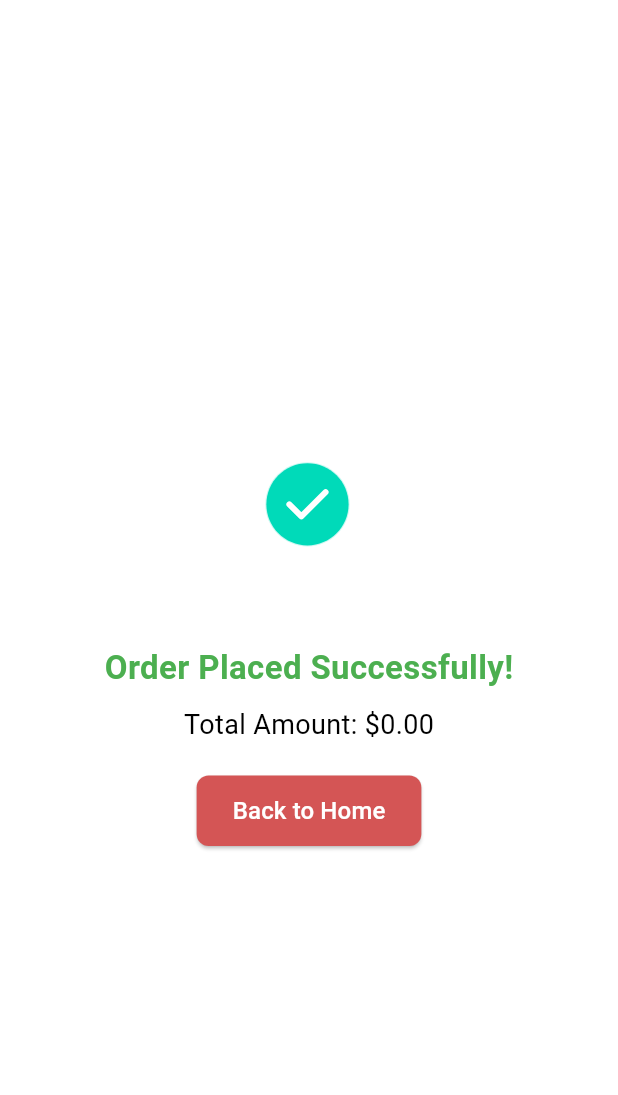
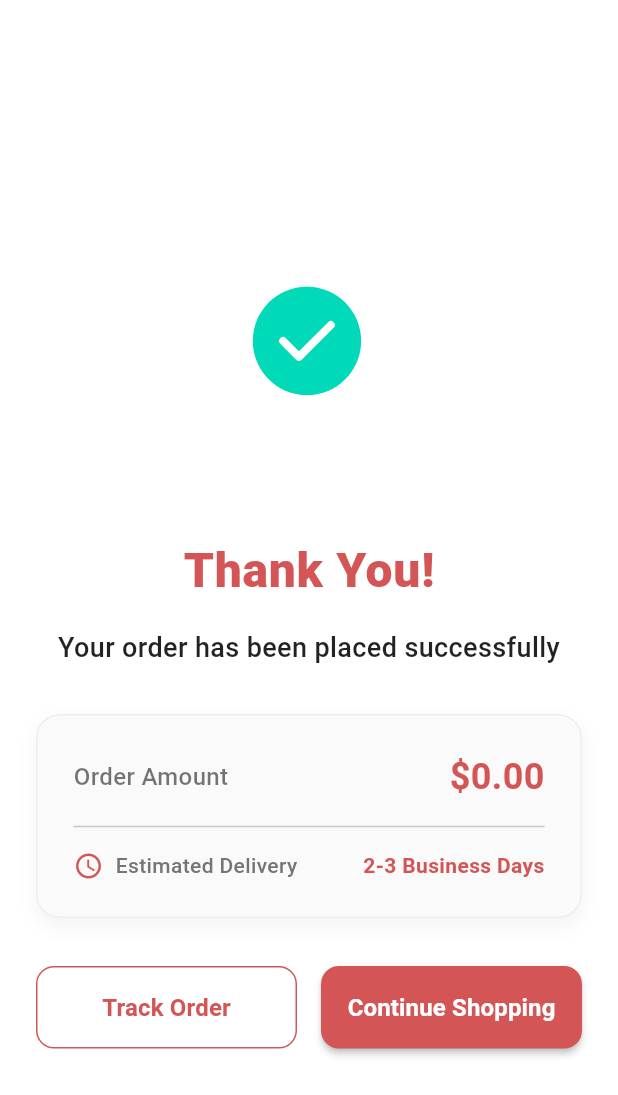
Before and after one commit to as3hr/Book-Hub-Lite, a Flutter app: the CheckoutScreen screen opened by its route, after a tap on "Place Order", on a phone screen of 412 x 824 dp. Shown: the top 1095 px of the screen. Run offline on Flutter 3.47's test engine with Material 3 defaults, Android fonts, the phone set to English and light mode, and no system bars; our stand-ins replace bloc, dartz, device_preview, flutter_bloc, flutter_screenutil, get_it and 3 more; accounts and stored records are empty; statements that could not run were skipped.

Commit message:
Added Quantity to cart and improved UX!

```diff
--- a/lib/domain/entities/book_entity.dart
+++ b/lib/domain/entities/book_entity.dart
@@ -6,6 +6,7 @@ class BookEntity {
   final String? overview;
   final String? bookText;
   final double? price;
+  final int quantity;
 
   BookEntity({
     this.title,
@@ -15,6 +16,7 @@ class BookEntity {
     this.overview,
     this.bookText,
     this.price,
+    this.quantity = 1,
   });
 
   BookEntity.empty()
@@ -24,5 +26,28 @@ class BookEntity {
         aboutAuthor = "",
         overview = "",
         bookText = "",
+        quantity = 1,
         price = 0.0;
+
+  BookEntity copyWith({
+    String? title,
+    String? author,
+    String? image,
+    String? aboutAuthor,
+    String? overview,
+    String? bookText,
+    double? price,
+    int? quantity,
+  }) {
+    return BookEntity(
+      title: title ?? this.title,
+      aboutAuthor: aboutAuthor ?? this.aboutAuthor,
+      author: author ?? this.author,
+      image: image ?? this.image,
+      overview: overview ?? this.overview,
+      bookText: bookText ?? this.bookText,
+      price: price ?? this.price,
+      quantity: quantity ?? this.quantity,
+    );
+  }
 }
--- a/lib/navigation/route_generator.dart
+++ b/lib/navigation/route_generator.dart
@@ -3,7 +3,7 @@
 import 'package:book_hub_lite/navigation/route_name.dart';
 import 'package:book_hub_lite/presentation/bottom_bar/bottom_bar.dart';
 import 'package:book_hub_lite/presentation/cart/cart_screen.dart';
-import 'package:book_hub_lite/presentation/cart/components/checkout_screen.dart';
+import 'package:book_hub_lite/presentation/cart/components/checkout/checkout_screen.dart';
 import 'package:book_hub_lite/presentation/cart/components/order_success.dart';
 import 'package:book_hub_lite/presentation/on_boarding/on_boarding_screen.dart';
 import 'package:book_hub_lite/presentation/read_book/read_book_screen.dart';
--- a/lib/presentation/cart/components/cart_navigator.dart
+++ b/lib/presentation/cart/cart_navigator.dart
@@ -1,7 +1,7 @@
 import 'package:book_hub_lite/navigation/route_name.dart';
 import 'package:book_hub_lite/presentation/book_details/book_details_navigator.dart';
 
-import '../../../navigation/app_navigation.dart';
+import '../../navigation/app_navigation.dart';
 
 class CartNavigator with BookDetailRoute {
   @override
--- a/lib/presentation/cart/cart_screen.dart
+++ b/lib/presentation/cart/cart_screen.dart
@@ -17,8 +17,7 @@ class CartScreen extends StatelessWidget {
     return BlocBuilder<CartCubit, CartState>(
       bloc: cartCubit,
       builder: (context, state) {
-        final totalPrice =
-            state.books.fold(0.0, (sum, book) => sum + (book.price ?? 0.0));
+        final totalPrice = cartCubit.totalPrice;
 
         return Scaffold(
           appBar: AppBar(
@@ -39,6 +38,8 @@ class CartScreen extends StatelessWidget {
                             book: book,
                             onRemoveTap: () =>
                                 cartCubit.removeBookFromCart(book),
+                            onIncrease: () => cartCubit.increaseQuantity(book),
+                            onDecrease: () => cartCubit.decreaseQuantity(book),
                             onTap: () => cartCubit.cartNavigator
                                 .navigateToBookDetail(book),
                           );
--- /dev/null
+++ b/lib/presentation/cart/components/checkout/checkout_screen.dart
@@ -0,0 +1,83 @@
+import 'package:book_hub_lite/presentation/cart/cart_cubit.dart';
+import 'package:book_hub_lite/presentation/cart/components/checkout/components/checkout_body.dart';
+import 'package:flutter/material.dart';
+import 'package:flutter_bloc/flutter_bloc.dart';
+
+import '../../../../di/service_locator.dart';
+import '../../cart_state.dart';
+
+class CheckoutScreen extends StatelessWidget {
+  const CheckoutScreen({super.key});
+
+  static final cartCubit = sl<CartCubit>();
+
+  @override
+  Widget build(BuildContext context) {
+    return BlocBuilder<CartCubit, CartState>(
+      bloc: cartCubit,
+      builder: (context, state) {
+        final totalPrice = cartCubit.totalPrice;
+        return Scaffold(
+          appBar: AppBar(
+            backgroundColor: Colors.white,
+            title: const Text("Checkout"),
+          ),
+          body: Column(
+            children: [
+              const CheckoutBody(),
+              Container(
+                padding: const EdgeInsets.all(16),
+                decoration: BoxDecoration(
+                  color: Colors.white,
+                  borderRadius: const BorderRadius.only(
+                    topLeft: Radius.circular(12),
+                    topRight: Radius.circular(12),
+                  ),
+                  boxShadow: [
+                    BoxShadow(
+                      color: Colors.black.withOpacity(0.1),
+                      blurRadius: 10,
+                      spreadRadius: 2,
+                      offset: const Offset(0, -4),
+                    ),
+                  ],
+                ),
+                child: Column(
+                  crossAxisAlignment: CrossAxisAlignment.stretch,
+                  children: [
+                    Text(
+                      "Total: \$${totalPrice.toStringAsFixed(2)}",
+                      style: const TextStyle(
+                        fontSize: 20,
+                        fontWeight: FontWeight.bold,
+                      ),
+                      textAlign: TextAlign.center,
+                    ),
+                    const SizedBox(height: 12),
+                    ElevatedButton(
+                      style: ElevatedButton.styleFrom(
+                        padding: const EdgeInsets.symmetric(vertical: 14),
+                        backgroundColor: Colors.green,
+                        shape: RoundedRectangleBorder(
+                          borderRadius: BorderRadius.circular(8),
+                        ),
+                      ),
+                      onPressed: () {
+                        cartCubit.clearCart();
+                        cartCubit.cartNavigator.openOrderSuccess(totalPrice);
+                      },
+                      child: const Text(
+                        "Place Order",
+                        style: TextStyle(fontSize: 16, color: Colors.white),
+                      ),
+                    ),
+                  ],
+                ),
+              ),
+            ],
+          ),
+        );
+      },
+    );
+  }
+}
--- a/lib/presentation/cart/components/checkout_screen.dart
+++ /dev/null
@@ -1,138 +0,0 @@
-import 'package:book_hub_lite/presentation/cart/cart_cubit.dart';
-import 'package:flutter/material.dart';
-
-import '../../../di/service_locator.dart';
-import '../../../helpers/styles/app_color.dart';
-
-class CheckoutScreen extends StatelessWidget {
-  const CheckoutScreen({super.key});
-
-  static final cartCubit = sl<CartCubit>();
-  static final totalPrice = cartCubit.totalPrice;
-
-  @override
-  Widget build(BuildContext context) {
-    return Scaffold(
-      appBar: AppBar(
-        backgroundColor: Colors.white,
-        title: const Text("Checkout"),
-      ),
-      body: Column(
-        children: [
-          Expanded(
-            child: ListView.builder(
-              padding: const EdgeInsets.all(16),
-              itemCount: cartCubit.state.books.length,
-              itemBuilder: (context, index) {
-                final book = cartCubit.state.books[index];
-                return Container(
-                  margin: const EdgeInsets.only(bottom: 12),
-                  padding: const EdgeInsets.all(12),
-                  decoration: BoxDecoration(
-                    color: Colors.white,
-                    borderRadius: BorderRadius.circular(10),
-                    boxShadow: [
-                      BoxShadow(
-                        color: Colors.black.withOpacity(0.1),
-                        blurRadius: 5,
-                        spreadRadius: 2,
-                      ),
-                    ],
-                  ),
-                  child: Row(
-                    children: [
-                      ClipRRect(
-                        borderRadius: BorderRadius.circular(8),
-                        child: Image.asset(
-                          book.image ?? 'assets/default_book.png',
-                          width: 50,
-                          height: 70,
-                          fit: BoxFit.cover,
-                        ),
-                      ),
-                      const SizedBox(width: 12),
-                      Expanded(
-                        child: Column(
-                          crossAxisAlignment: CrossAxisAlignment.start,
-                          children: [
-                            Text(
-                              book.title ?? 'Unknown Title',
-                              style: const TextStyle(
-                                fontWeight: FontWeight.bold,
-                                fontSize: 16,
-                              ),
-                              maxLines: 1,
-                              overflow: TextOverflow.ellipsis,
-                            ),
-                            const SizedBox(height: 4),
-                            Text(
-                              "\$${book.price?.toStringAsFixed(2) ?? '0.00'}",
-                              style: const TextStyle(
-                                fontSize: 14,
-                                fontWeight: FontWeight.bold,
-                                color: AppColor.primary,
-                              ),
-                            ),
-                          ],
-                        ),
-                      ),
-                    ],
-                  ),
-                );
-              },
-            ),
-          ),
-          Container(
-            padding: const EdgeInsets.all(16),
-            decoration: BoxDecoration(
-              color: Colors.white,
-              borderRadius: const BorderRadius.only(
-                topLeft: Radius.circular(12),
-                topRight: Radius.circular(12),
-              ),
-              boxShadow: [
-                BoxShadow(
-                  color: Colors.black.withOpacity(0.1),
-                  blurRadius: 10,
-                  spreadRadius: 2,
-                  offset: const Offset(0, -4),
-                ),
-              ],
-            ),
-            child: Column(
-              crossAxisAlignment: CrossAxisAlignment.stretch,
-              children: [
-                Text(
-                  "Total: \$${totalPrice.toStringAsFixed(2)}",
-                  style: const TextStyle(
-                    fontSize: 20,
-                    fontWeight: FontWeight.bold,
-                  ),
-                  textAlign: TextAlign.center,
-                ),
-                const SizedBox(height: 12),
-                ElevatedButton(
-                  style: ElevatedButton.styleFrom(
-                    padding: const EdgeInsets.symmetric(vertical: 14),
-                    backgroundColor: Colors.green,
-                    shape: RoundedRectangleBorder(
-                      borderRadius: BorderRadius.circular(8),
-                    ),
-                  ),
-                  onPressed: () {
-                    cartCubit.clearCart();
-                    cartCubit.cartNavigator.openOrderSuccess(totalPrice);
-                  },
-                  child: const Text(
-                    "Place Order",
-                    style: TextStyle(fontSize: 16, color: Colors.white),
-                  ),
-                ),
-              ],
-            ),
-          ),
-        ],
-      ),
-    );
-  }
-}
--- a/lib/presentation/cart/components/order_success.dart
+++ b/lib/presentation/cart/components/order_success.dart
@@ -15,43 +15,160 @@ class OrderSuccessScreen extends StatelessWidget {
   Widget build(BuildContext context) {
     return Scaffold(
       backgroundColor: Colors.white,
-      body: Center(
+      body: SafeArea(
         child: Padding(
-          padding: const EdgeInsets.all(16.0),
+          padding: const EdgeInsets.all(24.0),
           child: Column(
             mainAxisAlignment: MainAxisAlignment.center,
             children: [
-              Lottie.asset(AppImages.success, width: 150, height: 150),
-              const SizedBox(height: 20),
+              // Animation and main success message
+              Lottie.asset(
+                AppImages.success,
+                width: 200,
+                height: 200,
+                repeat: false,
+              ),
+              const SizedBox(height: 32),
               const Text(
-                "Order Placed Successfully!",
+                "Thank You!",
                 style: TextStyle(
-                    fontSize: 22,
-                    fontWeight: FontWeight.bold,
-                    color: Colors.green),
+                  fontSize: 32,
+                  fontWeight: FontWeight.w800,
+                  color: AppColor.primary,
+                  letterSpacing: 0.5,
+                ),
               ),
-              const SizedBox(height: 10),
-              Text(
-                "Total Amount: \$${amount.toStringAsFixed(2)}",
-                style: const TextStyle(fontSize: 18, color: Colors.black),
+              const SizedBox(height: 16),
+              const Text(
+                "Your order has been placed successfully",
+                textAlign: TextAlign.center,
+                style: TextStyle(
+                  fontSize: 18,
+                  fontWeight: FontWeight.w500,
+                  color: Colors.black87,
+                  height: 1.4,
+                ),
               ),
-              const SizedBox(height: 20),
-              ElevatedButton(
-                style: ElevatedButton.styleFrom(
-                  padding:
-                      const EdgeInsets.symmetric(horizontal: 24, vertical: 12),
-                  backgroundColor: AppColor.primary,
-                  shape: RoundedRectangleBorder(
-                    borderRadius: BorderRadius.circular(8),
+
+              // Order details card
+              Container(
+                margin: const EdgeInsets.symmetric(vertical: 32),
+                padding: const EdgeInsets.all(24),
+                decoration: BoxDecoration(
+                  color: Colors.grey.shade50,
+                  borderRadius: BorderRadius.circular(16),
+                  border: Border.all(color: Colors.grey.shade200),
+                  boxShadow: [
+                    BoxShadow(
+                      color: Colors.black.withOpacity(0.05),
+                      blurRadius: 10,
+                      offset: const Offset(0, 5),
+                    ),
+                  ],
+                ),
+                child: Column(
+                  children: [
+                    Row(
+                      mainAxisAlignment: MainAxisAlignment.spaceBetween,
+                      children: [
+                        const Text(
+                          "Order Amount",
+                          style: TextStyle(
+                            fontSize: 16,
+                            color: Colors.black54,
+                            fontWeight: FontWeight.w500,
+                          ),
+                        ),
+                        Text(
+                          "\$${amount.toStringAsFixed(2)}",
+                          style: const TextStyle(
+                            fontSize: 24,
+                            fontWeight: FontWeight.bold,
+                            color: AppColor.primary,
+                          ),
+                        ),
+                      ],
+                    ),
+                    const Divider(height: 32),
+                    Row(
+                      children: [
+                        const Icon(
+                          Icons.access_time,
+                          size: 20,
+                          color: AppColor.primary,
+                        ),
+                        const SizedBox(width: 8),
+                        Text(
+                          "Estimated Delivery",
+                          style: TextStyle(
+                            color: Colors.grey.shade600,
+                            fontWeight: FontWeight.w500,
+                          ),
+                        ),
+                        const Spacer(),
+                        const Text(
+                          "2-3 Business Days",
+                          style: TextStyle(
+                            fontWeight: FontWeight.w600,
+                            color: AppColor.primary,
+                          ),
+                        ),
+                      ],
+                    ),
+                  ],
+                ),
+              ),
+
+              // Action buttons
+              Row(
+                children: [
+                  Expanded(
+                    child: OutlinedButton(
+                      onPressed: () {
+                        // Navigate to order tracking
+                      },
+                      style: OutlinedButton.styleFrom(
+                        padding: const EdgeInsets.symmetric(vertical: 16),
+                        side: const BorderSide(color: AppColor.primary),
+                        shape: RoundedRectangleBorder(
+                          borderRadius: BorderRadius.circular(12),
+                        ),
+                      ),
+                      child: const Text(
+                        "Track Order",
+                        style: TextStyle(
+                          fontSize: 16,
+                          fontWeight: FontWeight.w600,
+                          color: AppColor.primary,
+                        ),
+                      ),
+                    ),
                   ),
-                ),
-                onPressed: () {
-                  sl<CartCubit>().cartNavigator.backToHome();
-                },
-                child: const Text(
-                  "Back to Home",
-                  style: TextStyle(fontSize: 16, color: Colors.white),
-                ),
+                  const SizedBox(width: 16),
+                  Expanded(
+                    child: ElevatedButton(
+                      onPressed: () {
+                        sl<CartCubit>().cartNavigator.backToHome();
+                      },
+                      style: ElevatedButton.styleFrom(
+                        padding: const EdgeInsets.symmetric(vertical: 16),
+                        backgroundColor: AppColor.primary,
+                        elevation: 2,
+                        shape: RoundedRectangleBorder(
+                          borderRadius: BorderRadius.circular(12),
+                        ),
+                      ),
+                      child: const Text(
+                        "Continue Shopping",
+                        style: TextStyle(
+                          fontSize: 16,
+                          fontWeight: FontWeight.w600,
+                          color: Colors.white,
+                        ),
+                      ),
+                    ),
+                  ),
+                ],
               ),
             ],
           ),
--- a/lib/presentation/di/module/cart_module.dart
+++ b/lib/presentation/di/module/cart_module.dart
@@ -1,4 +1,4 @@
-import 'package:book_hub_lite/presentation/cart/components/cart_navigator.dart';
+import 'package:book_hub_lite/presentation/cart/cart_navigator.dart';
 
 import '../../../di/service_locator.dart';
 import '../../cart/cart_cubit.dart';
--- a/lib/presentation/home/components/home_screen_body.dart
+++ b/lib/presentation/home/components/home_screen_body.dart
@@ -64,7 +64,9 @@ class HomeScreenBody extends StatelessWidget {
                     padding: const EdgeInsets.only(bottom: 80),
                     itemCount: state.books.length,
                     itemBuilder: (context, index) {
-                      return BookCard(book: state.books[index]);
+                      return BookCard(
+                        book: state.books[index],
+                      );
                     },
                   ),
                 ),
--- a/lib/presentation/home/home_navigator.dart
+++ b/lib/presentation/home/home_navigator.dart
@@ -1,5 +1,5 @@
 import 'package:book_hub_lite/presentation/book_details/book_details_navigator.dart';
-import 'package:book_hub_lite/presentation/cart/components/cart_navigator.dart';
+import 'package:book_hub_lite/presentation/cart/cart_navigator.dart';
 
 import '../../navigation/app_navigation.dart';
 
```
Also changed, not shown: lib/presentation/cart/cart_cubit.dart (+41 -9 lines), lib/presentation/cart/components/cart_book_container.dart (+44 -7 lines), lib/presentation/cart/components/checkout/components/checkout_body.dart (added, +99 -0 lines), 2 other files.
